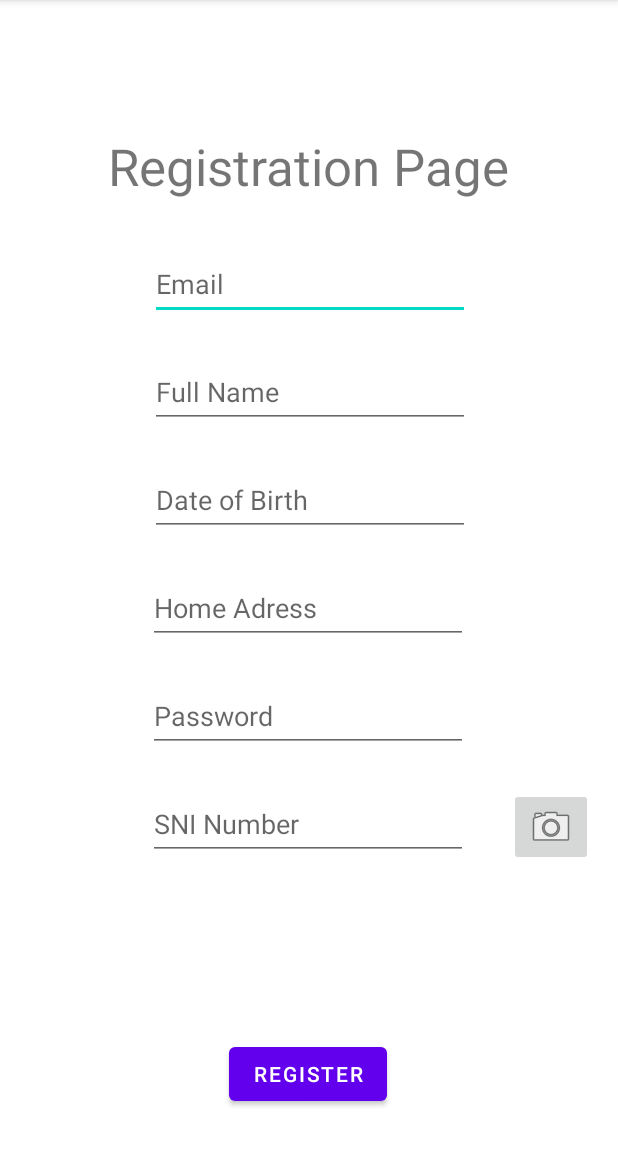
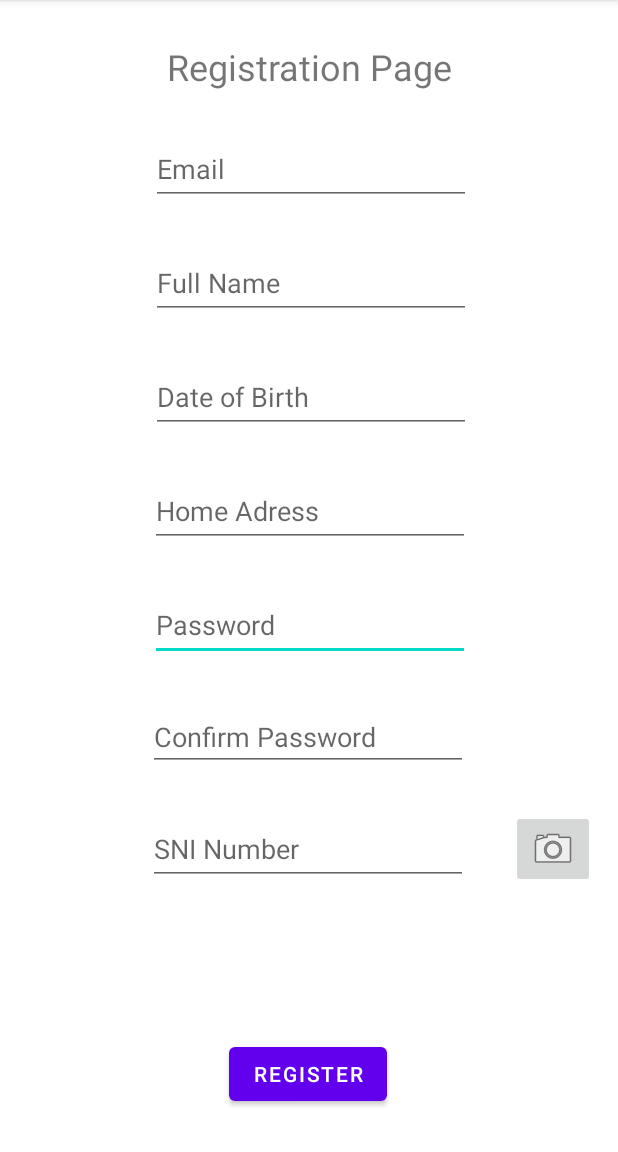
Before and after one commit to DingiLord/CO3102_CW2, an Android app: the RegisterActivity screen opened directly, with no data from a screen before it, on a phone screen of 412 x 824 dp, the part 84-1236 px from its top. Run offline under Robolectric (Android 15) with nearby library versions, the phone set to English and light mode, and no system bars; our stand-ins replace Firebase (no records; nobody signed in at launch, a user with empty details on screens opened directly).

Commit message:
Accounts now can be created via Registration screen, Implemented some checks for correct values during registration

```diff
--- a/app/src/main/java/com/example/co3102_cw2/RegisterActivity.java
+++ b/app/src/main/java/com/example/co3102_cw2/RegisterActivity.java
@@ -1,14 +1,117 @@
 package com.example.co3102_cw2;
 
+import static android.content.ContentValues.TAG;
+
+import androidx.annotation.NonNull;
 import androidx.appcompat.app.AppCompatActivity;
 
 import android.os.Bundle;
+import android.text.TextUtils;
+import android.util.Log;
+import android.view.View;
+import android.widget.Button;
+import android.widget.EditText;
+import android.widget.TextView;
+import android.widget.Toast;
+
+import com.google.android.gms.tasks.OnCompleteListener;
+import com.google.android.gms.tasks.Task;
+import com.google.firebase.auth.AuthResult;
+import com.google.firebase.auth.FirebaseAuth;
+import com.google.firebase.auth.FirebaseUser;
 
 public class RegisterActivity extends AppCompatActivity {
+
+    private FirebaseAuth mAuth;
+    EditText rEmail,rFullName,rDOB,rHomeAdd,rPassword,rConfirmPassword,rSNI;
+    Button register;
 
     @Override
     protected void onCreate(Bundle savedInstanceState) {
         super.onCreate(savedInstanceState);
         setContentView(R.layout.activity_register);
+        mAuth = FirebaseAuth.getInstance();
+        rEmail = findViewById(R.id.EmailRegisterBox);
+        rFullName = findViewById(R.id.FullNameRegister);
+        rDOB = findViewById(R.id.DobRegister);
+        rHomeAdd = findViewById(R.id.HomeAddressRegister);
+        rPassword = findViewById(R.id.PasswordRegister);
+        rConfirmPassword = findViewById(R.id.ConfirmPasswordRegister);
+        rSNI = findViewById(R.id.SNIRegister);
+        register = findViewById(R.id.CompleteRegistrationButton);
+
+        register.setOnClickListener(new View.OnClickListener() {
+            @Override
+            public void onClick(View v) {
+
+                String email = rEmail.getText().toString().trim();
+                String fullName = rFullName.getText().toString().trim();
+                String dob = rDOB.getText().toString().trim();
+                String homeAddress = rHomeAdd.getText().toString().trim();
+                String password = rPassword.getText().toString().trim();
+                String confirmPassword = rConfirmPassword.getText().toString().trim();
+                String sni = rSNI.getText().toString().trim();
+
+                if(TextUtils.isEmpty(email)){
+                    rEmail.setError("Email is Required");
+                    return;
+                }
+                if(TextUtils.isEmpty(fullName)){
+                    rFullName.setError("Full Name is Required");
+                    return;
+                }
+                if(TextUtils.isEmpty(dob)){
+                    rDOB.setError("Date of Birth is Required");
+                    return;
+                }
+                if(TextUtils.isEmpty(homeAddress)){
+                    rHomeAdd.setError("Home Address is Required");
+                    return;
+                }
+                if(TextUtils.isEmpty(password)){
+                    rPassword.setError("Password is Required");
+                    return;
+                }
+                if(TextUtils.isEmpty(confirmPassword)){
+                    rConfirmPassword.setError("Password is Required");
+                    return;
+                }
+                if(password.length() < 8){
+                    rPassword.setError("Password has to be atleast 8 characters");
+                    return;
+                }
+                if(password != confirmPassword){
+                    rConfirmPassword.setError("Passwords must be matching");
+                }
+
+                if(TextUtils.isEmpty(sni)){
+                    rSNI.setError("Shangri-La National Insurance Number Is Required");
+                    return;
+                }
+                mAuth.createUserWithEmailAndPassword(email, password).addOnCompleteListener(new OnCompleteListener<AuthResult>() {
+                    @Override
+                    public void onComplete(@NonNull Task<AuthResult> task) {
+                        if(task.isSuccessful()){
+                            Log.d(TAG, "createUserWithEmail:success");
+                        }else{
+                            Log.w(TAG, "createUserWithEmail:failure", task.getException());
+                        }
+                    }
+                });
+
+            }
+        });
     }
+    @Override
+    public void onStart(){
+        super.onStart();
+        // Checking if user is signed in
+        FirebaseUser currentUser = mAuth.getCurrentUser();
+        if(currentUser != null){
+           // Toast.makeText(getApplicationContext(), "You're already logged in", Toast.LENGTH_SHORT).show();
+            //TODO: Block the button
+        }
+    }
+
+
 }
--- a/app/src/main/res/layout/activity_register.xml
+++ b/app/src/main/res/layout/activity_register.xml
@@ -7,116 +7,125 @@
     tools:context=".RegisterActivity">
 
     <EditText
+        android:id="@+id/PasswordRegister"
+        android:layout_width="wrap_content"
+        android:layout_height="wrap_content"
+        android:layout_marginTop="28dp"
+        android:ems="10"
+        android:hint="@string/passwordRegister"
+        android:inputType="textPersonName|textPassword"
+        android:minHeight="48dp"
+        app:layout_constraintEnd_toEndOf="parent"
+        app:layout_constraintHorizontal_bias="0.502"
+        app:layout_constraintStart_toStartOf="parent"
+        app:layout_constraintTop_toBottomOf="@+id/HomeAddressRegister" />
+
+    <EditText
+        android:id="@+id/ConfirmPasswordRegister"
+        android:layout_width="wrap_content"
+        android:layout_height="wrap_content"
+        android:layout_marginTop="28dp"
+        android:ems="10"
+        android:hint="Confirm Password"
+        android:inputType="textPersonName|textPassword"
+        app:layout_constraintEnd_toEndOf="parent"
+        app:layout_constraintHorizontal_bias="0.497"
+        app:layout_constraintStart_toStartOf="parent"
+        app:layout_constraintTop_toBottomOf="@+id/PasswordRegister" />
+
+    <ImageButton
+        android:id="@+id/imageButton"
+        android:layout_width="wrap_content"
+        android:layout_height="wrap_content"
+        app:layout_constraintBottom_toBottomOf="@+id/SNIRegister"
+        app:layout_constraintEnd_toEndOf="parent"
+        app:layout_constraintHorizontal_bias="0.644"
+        app:layout_constraintStart_toEndOf="@+id/SNIRegister"
+        app:layout_constraintTop_toTopOf="@+id/SNIRegister"
+        app:srcCompat="@android:drawable/ic_menu_camera"
+        tools:ignore="SpeakableTextPresentCheck" />
+
+    <TextView
+        android:id="@+id/RegisterTextView"
+        android:layout_width="wrap_content"
+        android:layout_height="wrap_content"
+        android:layout_marginTop="28dp"
+        android:text="@string/registration_pageRegister"
+        android:textSize="24sp"
+        app:layout_constraintEnd_toEndOf="parent"
+        app:layout_constraintHorizontal_bias="0.503"
+        app:layout_constraintStart_toStartOf="parent"
+        app:layout_constraintTop_toTopOf="parent" />
+
+    <EditText
+        android:id="@+id/SNIRegister"
+        android:layout_width="wrap_content"
+        android:layout_height="wrap_content"
+        android:layout_marginTop="28dp"
+        android:ems="10"
+        android:hint="@string/sni_numberRegister"
+        android:inputType="number|textPersonName"
+        android:minHeight="48dp"
+        app:layout_constraintEnd_toEndOf="parent"
+        app:layout_constraintHorizontal_bias="0.497"
+        app:layout_constraintStart_toStartOf="parent"
+        app:layout_constraintTop_toBottomOf="@+id/ConfirmPasswordRegister" />
+
+    <EditText
+        android:id="@+id/FullNameRegister"
+        android:layout_width="wrap_content"
+        android:layout_height="wrap_content"
+        android:layout_marginTop="28dp"
+        android:ems="10"
+        android:hint="@string/full_nameRegister"
+        android:inputType="textPersonName"
+        android:minHeight="48dp"
+        app:layout_constraintEnd_toEndOf="parent"
+        app:layout_constraintHorizontal_bias="0.507"
+        app:layout_constraintStart_toStartOf="parent"
+        app:layout_constraintTop_toBottomOf="@+id/EmailRegisterBox" />
+
+    <EditText
+        android:id="@+id/DobRegister"
+        android:layout_width="wrap_content"
+        android:layout_height="wrap_content"
+        android:layout_marginTop="28dp"
+        android:ems="10"
+        android:hint="@string/date_of_birthRegister"
+        android:inputType="date|datetime|textPersonName"
+        android:minHeight="48dp"
+        app:layout_constraintEnd_toEndOf="parent"
+        app:layout_constraintHorizontal_bias="0.507"
+        app:layout_constraintStart_toStartOf="parent"
+        app:layout_constraintTop_toBottomOf="@+id/FullNameRegister" />
+
+    <EditText
         android:id="@+id/EmailRegisterBox"
         android:layout_width="wrap_content"
         android:layout_height="wrap_content"
-        android:layout_marginTop="32dp"
+        android:layout_marginTop="28dp"
         android:ems="10"
         android:hint="@string/emailRegister"
         android:inputType="textWebEmailAddress|textPersonName"
         android:minHeight="48dp"
         app:layout_constraintEnd_toEndOf="parent"
-        app:layout_constraintHorizontal_bias="0.502"
+        app:layout_constraintHorizontal_bias="0.507"
         app:layout_constraintStart_toStartOf="parent"
         app:layout_constraintTop_toBottomOf="@+id/RegisterTextView" />
-
-    <EditText
-        android:id="@+id/FullNameRegister"
-        android:layout_width="wrap_content"
-        android:layout_height="wrap_content"
-        android:layout_marginTop="24dp"
-        android:ems="10"
-        android:hint="@string/full_nameRegister"
-        android:inputType="textPersonName"
-        android:minHeight="48dp"
-        app:layout_constraintEnd_toEndOf="parent"
-        app:layout_constraintHorizontal_bias="0.502"
-        app:layout_constraintStart_toStartOf="parent"
-        app:layout_constraintTop_toBottomOf="@+id/EmailRegisterBox" />
-
-    <ImageButton
-        android:id="@+id/imageButton"
-        android:layout_width="wrap_content"
-        android:layout_height="wrap_content"
-        android:layout_marginTop="24dp"
-        app:layout_constraintBottom_toTopOf="@+id/CompleteRegistrationButton"
-        app:layout_constraintEnd_toEndOf="parent"
-        app:layout_constraintHorizontal_bias="0.622"
-        app:layout_constraintStart_toEndOf="@+id/SNIRegister"
-        app:layout_constraintTop_toBottomOf="@+id/PasswordRegister"
-        app:layout_constraintVertical_bias="0.0"
-        app:srcCompat="@android:drawable/ic_menu_camera"
-        tools:ignore="SpeakableTextPresentCheck" />
-
-    <EditText
-        android:id="@+id/DobRegister"
-        android:layout_width="wrap_content"
-        android:layout_height="wrap_content"
-        android:layout_marginTop="24dp"
-        android:ems="10"
-        android:hint="@string/date_of_birthRegister"
-        android:inputType="date|datetime|textPersonName"
-        android:minHeight="48dp"
-        app:layout_constraintEnd_toEndOf="parent"
-        app:layout_constraintHorizontal_bias="0.502"
-        app:layout_constraintStart_toStartOf="parent"
-        app:layout_constraintTop_toBottomOf="@+id/FullNameRegister" />
-
-    <EditText
-        android:id="@+id/SNIRegister"
-        android:layout_width="wrap_content"
-        android:layout_height="wrap_content"
-        android:layout_marginTop="24dp"
-        android:ems="10"
-        android:hint="@string/sni_numberRegister"
-        android:inputType="number|textPersonName"
-        android:minHeight="48dp"
-        app:layout_constraintBottom_toTopOf="@+id/CompleteRegistrationButton"
-        app:layout_constraintEnd_toEndOf="parent"
-        app:layout_constraintHorizontal_bias="0.497"
-        app:layout_constraintStart_toStartOf="parent"
-        app:layout_constraintTop_toBottomOf="@+id/PasswordRegister"
-        app:layout_constraintVertical_bias="0.0" />
-
-    <EditText
-        android:id="@+id/PasswordRegister"
-        android:layout_width="wrap_content"
-        android:layout_height="wrap_content"
-        android:layout_marginTop="24dp"
-        android:ems="10"
-        android:hint="@string/passwordRegister"
-        android:inputType="textPersonName|textPassword"
-        android:minHeight="48dp"
-        app:layout_constraintEnd_toEndOf="parent"
-        app:layout_constraintHorizontal_bias="0.497"
-        app:layout_constraintStart_toStartOf="parent"
-        app:layout_constraintTop_toBottomOf="@+id/HomeAddressRegister" />
 
     <EditText
         android:id="@+id/HomeAddressRegister"
         android:layout_width="wrap_content"
         android:layout_height="wrap_content"
-        android:layout_marginTop="24dp"
+        android:layout_marginTop="28dp"
         android:ems="10"
         android:hint="@string/home_adressRegister"
         android:inputType="textPersonName|textPostalAddress"
         android:minHeight="48dp"
         app:layout_constraintEnd_toEndOf="parent"
-        app:layout_constraintHorizontal_bias="0.497"
+        app:layout_constraintHorizontal_bias="0.502"
         app:layout_constraintStart_toStartOf="parent"
         app:layout_constraintTop_toBottomOf="@+id/DobRegister" />
-
-    <TextView
-        android:id="@+id/RegisterTextView"
-        android:layout_width="wrap_content"
-        android:layout_height="wrap_content"
-        android:layout_marginTop="88dp"
-        android:text="@string/registration_pageRegister"
-        android:textSize="34sp"
-        app:layout_constraintEnd_toEndOf="parent"
-        app:layout_constraintHorizontal_bias="0.496"
-        app:layout_constraintStart_toStartOf="parent"
-        app:layout_constraintTop_toTopOf="parent" />
 
     <Button
         android:id="@+id/CompleteRegistrationButton"
@@ -127,6 +136,8 @@
         app:layout_constraintBottom_toBottomOf="parent"
         app:layout_constraintEnd_toEndOf="parent"
         app:layout_constraintHorizontal_bias="0.498"
-        app:layout_constraintStart_toStartOf="parent" />
+        app:layout_constraintStart_toStartOf="parent"
+        app:layout_constraintTop_toBottomOf="@+id/SNIRegister"
+        app:layout_constraintVertical_bias="1.0" />
 
 </androidx.constraintlayout.widget.ConstraintLayout>
```
